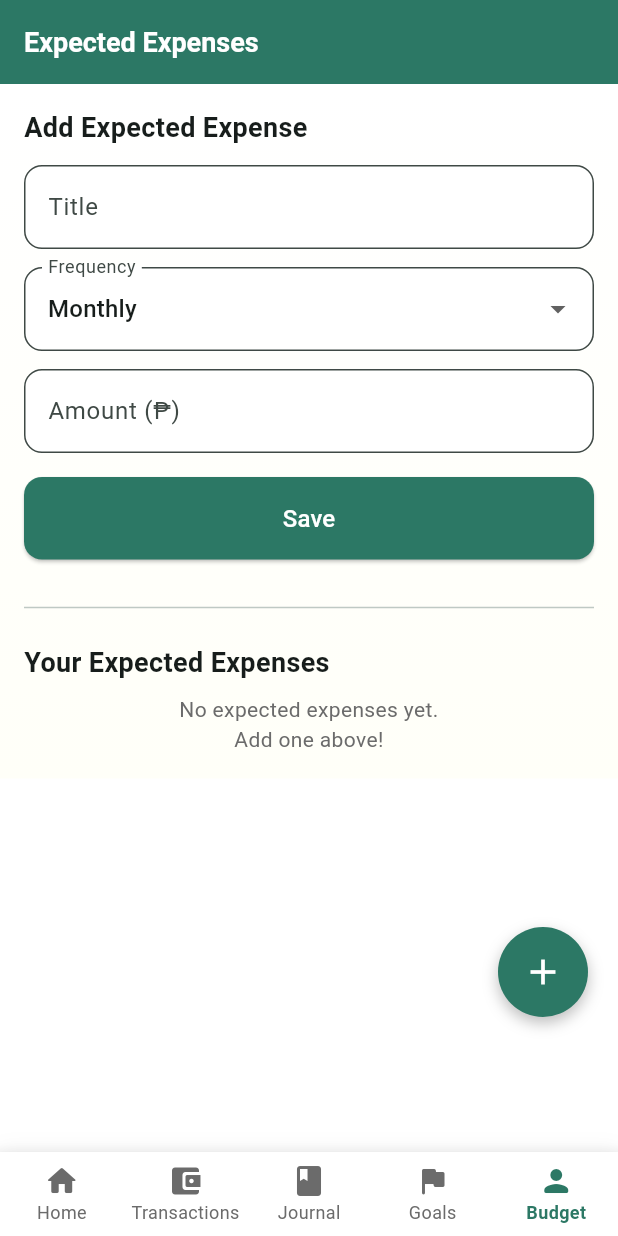
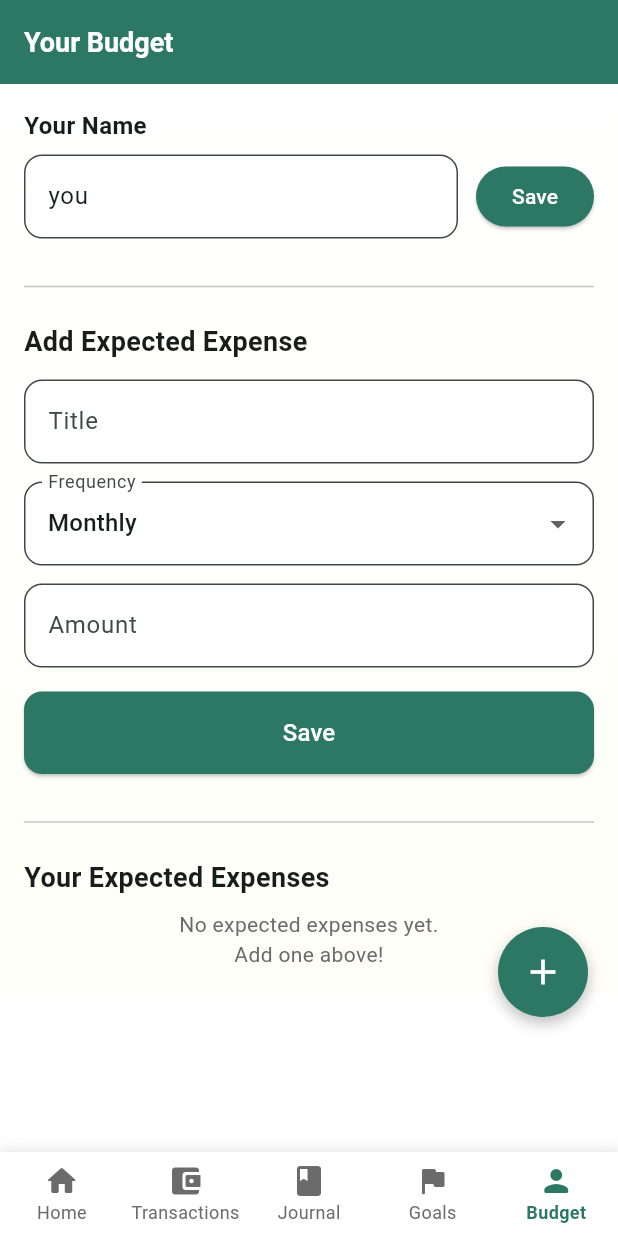
Before and after one commit to billee/lifebudget, a Flutter app: the screen it shows after launch, item 5 of the bottom bar chosen, after a tap on "Save", on a phone screen of 412 x 824 dp. Run offline on Flutter 3.47's test engine with Material 3 defaults, Android fonts, the phone set to English and light mode, and no system bars; our stand-ins replace flutter_riverpod, font_awesome_flutter, go_router, shared_preferences, sqflite; accounts and stored records are empty.

Commit message:
remove currency symbol

```diff
--- /dev/null
+++ b/lib/core/utils/number_formatter.dart
@@ -0,0 +1,7 @@
+import 'package:intl/intl.dart';
+
+final _commaFormat = NumberFormat('#,##0', 'en_US');
+
+String formatAmount(double amount) {
+  return _commaFormat.format(amount.round());
+}
--- /dev/null
+++ b/lib/presentation/providers/user_provider.dart
@@ -0,0 +1,13 @@
+import 'package:flutter_riverpod/flutter_riverpod.dart';
+import 'package:shared_preferences/shared_preferences.dart';
+
+final userNameProvider = FutureProvider<String>((ref) async {
+  final prefs = await SharedPreferences.getInstance();
+  return prefs.getString('user_name') ?? 'you';
+});
+
+final updateUserName = FutureProvider.family<void, String>((ref, name) async {
+  final prefs = await SharedPreferences.getInstance();
+  await prefs.setString('user_name', name);
+  ref.invalidate(userNameProvider);
+});
--- a/lib/presentation/screens/budget/budget_screen.dart
+++ b/lib/presentation/screens/budget/budget_screen.dart
@@ -4,6 +4,7 @@ import '../../../core/constants/app_colors.dart';
 import '../../../data/models/transaction_model.dart';
 import '../../providers/transaction_provider.dart';
 import '../../widgets/common/lifebudget_scaffold.dart';
+import '../../../core/utils/number_formatter.dart';
 
 class BudgetScreen extends ConsumerWidget {
   const BudgetScreen({super.key});
@@ -90,8 +91,8 @@ class BudgetScreen extends ConsumerWidget {
                             ),
                             title: Text(
                               isIncome
-                                  ? '+₱${t.amount.toStringAsFixed(0)}'
-                                  : '-₱${t.amount.toStringAsFixed(0)}',
+                                  ? '+${t.amount.toStringAsFixed(0)}'
+                                  : '-${t.amount.toStringAsFixed(0)}',
                               style:
                                   const TextStyle(fontWeight: FontWeight.w600),
                             ),
@@ -158,7 +159,7 @@ class _SummaryCard extends StatelessWidget {
             FittedBox(
               fit: BoxFit.scaleDown,
               child: Text(
-                '₱${amount.toStringAsFixed(0)}',
+                formatAmount(amount),
                 style: TextStyle(
                     fontSize: 22, fontWeight: FontWeight.bold, color: color),
               ),
--- a/lib/presentation/screens/home/daily_allowance_card.dart
+++ b/lib/presentation/screens/home/daily_allowance_card.dart
@@ -1,5 +1,6 @@
 import 'package:flutter/material.dart';
 import '../../../core/constants/app_colors.dart';
+import '../../../core/utils/number_formatter.dart';
 
 class DailyAllowanceCard extends StatelessWidget {
   final double dailyAllowance;
@@ -36,7 +37,7 @@ class DailyAllowanceCard extends StatelessWidget {
                 ),
                 const SizedBox(height: 2),
                 Text(
-                  '₱ ${dailyAllowance.toInt()}',
+                  formatAmount(dailyAllowance),
                   style: Theme.of(context).textTheme.titleMedium?.copyWith(
                         fontWeight: FontWeight.bold,
                         color: AppColors.textPrimary,
--- a/lib/presentation/screens/home/focus_card_widget.dart
+++ b/lib/presentation/screens/home/focus_card_widget.dart
@@ -1,5 +1,6 @@
 import 'package:flutter/material.dart';
 import '../../../core/constants/app_colors.dart';
+import '../../../core/utils/number_formatter.dart';
 
 class FocusCardWidget extends StatelessWidget {
   final double dailyAllowance;
@@ -23,11 +24,12 @@ class FocusCardWidget extends StatelessWidget {
     } else if (dailyAllowance < 100) {
       icon = Icons.tips_and_updates;
       message =
-          "You have ₱${dailyAllowance.toInt()} left per day — a little room to breathe. "
+          "You have ${formatAmount(dailyAllowance)} left per day — a little room to breathe. "
           "Small amounts add up!";
     } else {
       icon = Icons.emoji_events;
-      message = "You’re doing great! With ₱${dailyAllowance.toInt()} a day, "
+      message =
+          "You’re doing great! With ${formatAmount(dailyAllowance)} a day, "
           "you’ve got space to save or treat yourself.";
     }
 
--- a/lib/presentation/screens/home/health_ring_widget.dart
+++ b/lib/presentation/screens/home/health_ring_widget.dart
@@ -1,6 +1,7 @@
 import 'dart:math' as math;
 import 'package:flutter/material.dart';
 import '../../../core/constants/app_colors.dart';
+import '../../../core/utils/number_formatter.dart';
 
 class HealthRingWidget extends StatelessWidget {
   final double leftAmount;
@@ -41,7 +42,7 @@ class HealthRingWidget extends StatelessWidget {
               mainAxisSize: MainAxisSize.min,
               children: [
                 Text(
-                  '₱${leftAmount.toInt()}',
+                  formatAmount(leftAmount),
                   style: const TextStyle(
                     fontSize: 28,
                     fontWeight: FontWeight.bold,
--- a/lib/presentation/screens/home/home_header.dart
+++ b/lib/presentation/screens/home/home_header.dart
@@ -1,12 +1,25 @@
 import 'package:flutter/material.dart';
+import 'package:flutter_riverpod/flutter_riverpod.dart';
 import '../../../core/constants/app_colors.dart';
+import '../../providers/user_provider.dart';
 
-class HomeHeader extends StatelessWidget {
+class HomeHeader extends ConsumerWidget {
   final String statusLine;
   const HomeHeader({super.key, required this.statusLine});
 
+  String _greeting() {
+    final hour = DateTime.now().hour;
+    if (hour < 12) return 'Good morning';
+    if (hour < 17) return 'Good afternoon';
+    return 'Good evening';
+  }
+
   @override
-  Widget build(BuildContext context) {
+  Widget build(BuildContext context, WidgetRef ref) {
+    final nameAsync = ref.watch(userNameProvider);
+    final greeting = _greeting();
+    final name = nameAsync.value ?? 'you';
+
     return Container(
       padding: const EdgeInsets.fromLTRB(20, 12, 20, 12),
       decoration: BoxDecoration(
@@ -26,9 +39,9 @@ class HomeHeader extends StatelessWidget {
             CircleAvatar(
               radius: 20,
               backgroundColor: Colors.white,
-              child: const Text(
-                'M',
-                style: TextStyle(
+              child: Text(
+                name.isNotEmpty ? name[0].toUpperCase() : 'Y',
+                style: const TextStyle(
                     color: AppColors.primary, fontWeight: FontWeight.bold),
               ),
             ),
@@ -38,9 +51,9 @@ class HomeHeader extends StatelessWidget {
                 crossAxisAlignment: CrossAxisAlignment.start,
                 mainAxisSize: MainAxisSize.min,
                 children: [
-                  const Text(
-                    'Good morning, Maria',
-                    style: TextStyle(
+                  Text(
+                    '$greeting, $name',
+                    style: const TextStyle(
                       fontSize: 16,
                       fontWeight: FontWeight.w600,
                       color: Colors.white,
--- a/lib/presentation/screens/home/jar_card_widget.dart
+++ b/lib/presentation/screens/home/jar_card_widget.dart
@@ -1,5 +1,6 @@
 import 'package:flutter/material.dart';
 import '../../../core/constants/app_colors.dart';
+import '../../../core/utils/number_formatter.dart';
 
 class JarCardWidget extends StatelessWidget {
   final IconData icon;
@@ -55,7 +56,7 @@ class JarCardWidget extends StatelessWidget {
             ),
             const SizedBox(height: 8),
             Text(
-              '₱${displayedAmount.toStringAsFixed(0)}',
+              formatAmount(displayedAmount),
               style: const TextStyle(
                 fontWeight: FontWeight.bold,
                 fontSize: 18,
--- a/lib/presentation/screens/profile/profile_screen.dart
+++ b/lib/presentation/screens/profile/profile_screen.dart
@@ -1,9 +1,12 @@
 import 'package:flutter/material.dart';
 import 'package:flutter_riverpod/flutter_riverpod.dart';
 import '../../../core/constants/app_colors.dart';
+import '../../../core/utils/number_formatter.dart';
 import '../../../data/models/expected_expense_model.dart';
 import '../../providers/expected_expenses_provider.dart';
+import '../../providers/user_provider.dart';
 import '../../widgets/common/lifebudget_scaffold.dart';
+import 'package:shared_preferences/shared_preferences.dart';
 
 class ProfileScreen extends ConsumerStatefulWidget {
   const ProfileScreen({super.key});
@@ -16,12 +19,15 @@ class _ProfileScreenState extends ConsumerState<ProfileScreen> {
   final _titleController = TextEditingController();
   String _frequency = 'monthly';
   final _amountController = TextEditingController();
-  int? _editingId; // if non-null, we are editing an existing item
+  int? _editingId;
+
+  final _nameController = TextEditingController();
 
   @override
   void dispose() {
     _titleController.dispose();
     _amountController.dispose();
+    _nameController.dispose();
     super.dispose();
   }
 
@@ -51,7 +57,6 @@ class _ProfileScreenState extends ConsumerState<ProfileScreen> {
     final repo = ref.read(expectedExpenseRepositoryProvider);
 
     if (_editingId == null) {
-      // Insert new
       final expense = ExpectedExpense(
         title: title,
         frequency: _frequency,
@@ -60,7 +65,6 @@ class _ProfileScreenState extends ConsumerState<ProfileScreen> {
       );
       await repo.insert(expense);
     } else {
-      // Update existing
       final expense = ExpectedExpense(
         id: _editingId,
         title: title,
@@ -90,14 +94,23 @@ class _ProfileScreenState extends ConsumerState<ProfileScreen> {
     ref.invalidate(expectedExpensesProvider);
   }
 
+  Future<void> _saveName() async {
+    final name = _nameController.text.trim();
+    if (name.isEmpty) return;
+    final prefs = await SharedPreferences.getInstance();
+    await prefs.setString('user_name', name);
+    ref.invalidate(userNameProvider);
+  }
+
   @override
   Widget build(BuildContext context) {
     final expensesAsync = ref.watch(expectedExpensesProvider);
+    final nameAsync = ref.watch(userNameProvider);
+    final currentName = nameAsync.value ?? '';
 
     return LifeBudgetScaffold(
       appBar: AppBar(
-        title: const Text('Expected Expenses',
-            style: TextStyle(color: Colors.white)),
+        title: const Text('Your Budget', style: TextStyle(color: Colors.white)),
         backgroundColor: AppColors.primary,
         iconTheme: const IconThemeData(color: Colors.white),
       ),
@@ -106,7 +119,40 @@ class _ProfileScreenState extends ConsumerState<ProfileScreen> {
         child: Column(
           crossAxisAlignment: CrossAxisAlignment.start,
           children: [
-            // --- Form ---
+            // --- Name field ---
+            const Text('Your Name',
+                style: TextStyle(fontSize: 16, fontWeight: FontWeight.bold)),
+            const SizedBox(height: 8),
+            Row(
+              children: [
+                Expanded(
+                  child: TextField(
+                    controller: _nameController..text = currentName,
+                    decoration: InputDecoration(
+                      hintText: 'Enter your name',
+                      border: OutlineInputBorder(
+                          borderRadius: BorderRadius.circular(12)),
+                      filled: true,
+                      fillColor: Colors.white,
+                    ),
+                  ),
+                ),
+                const SizedBox(width: 12),
+                ElevatedButton(
+                  onPressed: _saveName,
+                  style: ElevatedButton.styleFrom(
+                    backgroundColor: AppColors.primary,
+                    foregroundColor: Colors.white,
+                  ),
+                  child: const Text('Save'),
+                ),
+              ],
+            ),
+            const SizedBox(height: 24),
+            const Divider(),
+            const SizedBox(height: 16),
+
+            // --- Expected expenses form (unchanged except number formatting) ---
             Text(
               _editingId == null
                   ? 'Add Expected Expense'
@@ -149,7 +195,7 @@ class _ProfileScreenState extends ConsumerState<ProfileScreen> {
               controller: _amountController,
               keyboardType: TextInputType.numberWithOptions(decimal: true),
               decoration: InputDecoration(
-                labelText: 'Amount (₱)',
+                labelText: 'Amount',
                 border:
                     OutlineInputBorder(borderRadius: BorderRadius.circular(12)),
                 filled: true,
@@ -186,7 +232,6 @@ class _ProfileScreenState extends ConsumerState<ProfileScreen> {
             const Divider(),
             const SizedBox(height: 16),
 
-            // --- List of expected expenses ---
             const Text('Your Expected Expenses',
                 style: TextStyle(fontSize: 18, fontWeight: FontWeight.bold)),
             const SizedBox(height: 8),
@@ -216,7 +261,7 @@ class _ProfileScreenState extends ConsumerState<ProfileScreen> {
                             style:
                                 const TextStyle(fontWeight: FontWeight.w600)),
                         subtitle: Text(
-                          '${exp.frequency[0].toUpperCase()}${exp.frequency.substring(1)} — ₱${exp.amount.toStringAsFixed(0)}',
+                          '${exp.frequency[0].toUpperCase()}${exp.frequency.substring(1)} — ${formatAmount(exp.amount)}',
                         ),
                         trailing: Row(
                           mainAxisSize: MainAxisSize.min,
```
